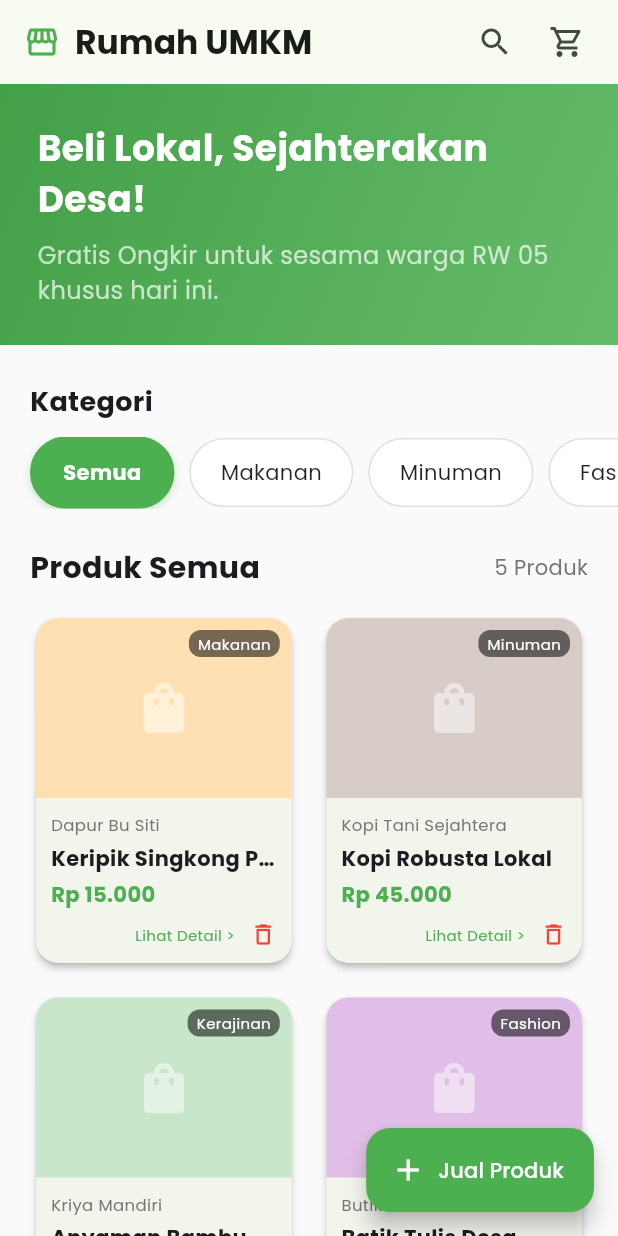
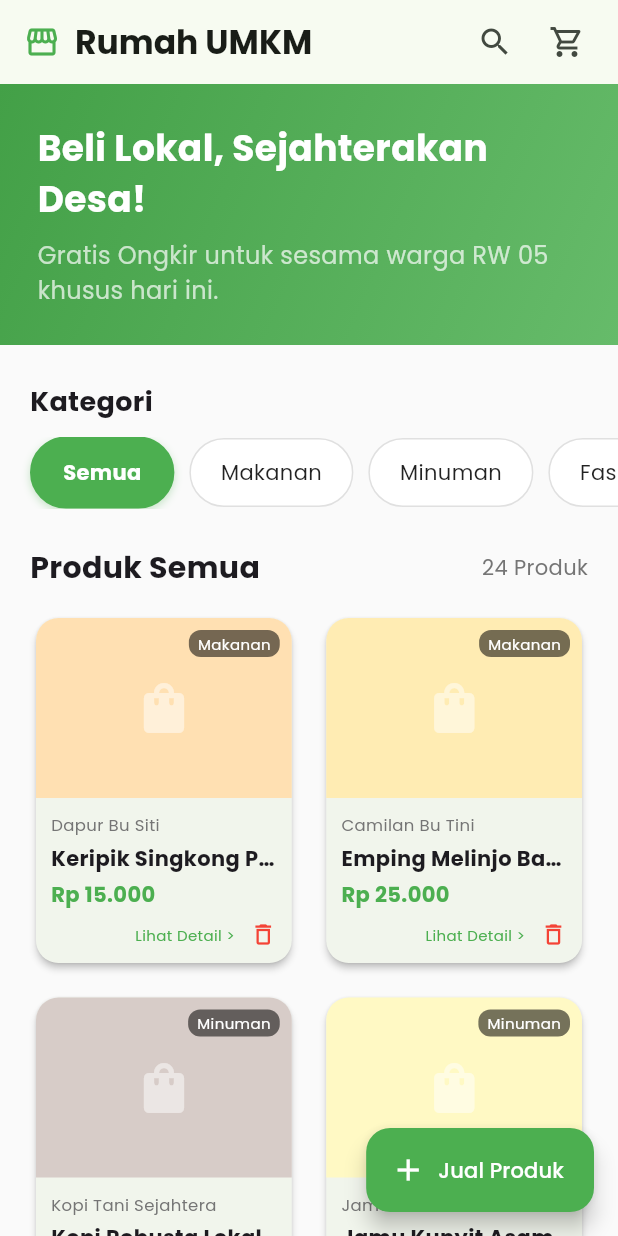
Before and after one commit to zakkutsu/rumah_umkm_app, a Flutter app: the screen it shows after launch, on a phone screen of 412 x 824 dp. Run offline on Flutter 3.47's test engine with Material 3 defaults, Android fonts, the phone set to English and light mode, and no system bars; our stand-ins replace go_router, google_fonts.

Commit message:
feat: Add 7 traditional UMKM categories with dummy local products

```diff
--- a/lib/halaman_utama.dart
+++ b/lib/halaman_utama.dart
@@ -20,7 +20,14 @@ class _HalamanUtamaUMKMState extends State<HalamanUtamaUMKM> {
     "Minuman",
     "Fashion",
     "Kerajinan",
-    "Jasa"
+    "Jasa",
+    "Kue & Camilan",
+    "Hasil Bumi",
+    "Tanaman & Bibit",
+    "Produk Herbal",
+    "Lauk Pauk",
+    "Souvenir",
+    "Peternakan"
   ];
 
   @override
@@ -31,14 +38,25 @@ class _HalamanUtamaUMKMState extends State<HalamanUtamaUMKM> {
 
   // 2. UPDATE DATABASE DUMMY (Tambahkan field 'kategori')
   final List<Map<String, dynamic>> _produkList = [
+    // MAKANAN
     {
       "nama": "Keripik Singkong Pedas",
       "harga": 15000,
       "toko": "Dapur Bu Siti",
       "terjual": 50,
-      "kategori": "Makanan", // <--- Penting
+      "kategori": "Makanan",
       "image": Colors.orange[100]
     },
+    {
+      "nama": "Emping Melinjo Balado",
+      "harga": 25000,
+      "toko": "Camilan Bu Tini",
+      "terjual": 35,
+      "kategori": "Makanan",
+      "image": Colors.amber[100]
+    },
+
+    // MINUMAN
     {
       "nama": "Kopi Robusta Lokal",
       "harga": 45000,
@@ -48,13 +66,15 @@ class _HalamanUtamaUMKMState extends State<HalamanUtamaUMKM> {
       "image": Colors.brown[100]
     },
     {
-      "nama": "Anyaman Bambu",
-      "harga": 75000,
-      "toko": "Kriya Mandiri",
-      "terjual": 15,
-      "kategori": "Kerajinan",
-      "image": Colors.green[100]
+      "nama": "Jamu Kunyit Asam",
+      "harga": 8000,
+      "toko": "Jamu Sehat Ibu Wati",
+      "terjual": 80,
+      "kategori": "Minuman",
+      "image": Colors.yellow[100]
     },
+
+    // FASHION
     {
       "nama": "Batik Tulis Desa",
       "harga": 150000,
@@ -64,12 +84,174 @@ class _HalamanUtamaUMKMState extends State<HalamanUtamaUMKM> {
       "image": Colors.purple[100]
     },
     {
+      "nama": "Mukena Bordir Tangan",
+      "harga": 185000,
+      "toko": "Rajut Berkah",
+      "terjual": 12,
+      "kategori": "Fashion",
+      "image": Colors.pink[100]
+    },
+
+    // KERAJINAN
+    {
+      "nama": "Anyaman Bambu",
+      "harga": 75000,
+      "toko": "Kriya Mandiri",
+      "terjual": 15,
+      "kategori": "Kerajinan",
+      "image": Colors.green[100]
+    },
+    {
+      "nama": "Tas Pandan Wangi",
+      "harga": 95000,
+      "toko": "Rajut Ibu",
+      "terjual": 8,
+      "kategori": "Kerajinan",
+      "image": Colors.teal[100]
+    },
+
+    // JASA
+    {
       "nama": "Jasa Desain Logo",
       "harga": 50000,
       "toko": "Santri Creative",
       "terjual": 10,
       "kategori": "Jasa",
       "image": Colors.blue[100]
+    },
+    {
+      "nama": "Catering Nasi Kotak",
+      "harga": 15000,
+      "toko": "Catering Bu Yanti",
+      "terjual": 150,
+      "kategori": "Jasa",
+      "image": Colors.indigo[100]
+    },
+
+    // KUE & CAMILAN
+    {
+      "nama": "Kue Lapis Legit",
+      "harga": 125000,
+      "toko": "Kue Mama Ina",
+      "terjual": 30,
+      "kategori": "Kue & Camilan",
+      "image": Colors.orange[200]
+    },
+    {
+      "nama": "Brownies Kukus Pandan",
+      "harga": 35000,
+      "toko": "Dapur Azzahra",
+      "terjual": 55,
+      "kategori": "Kue & Camilan",
+      "image": Colors.green[200]
+    },
+
+    // HASIL BUMI
+    {
+      "nama": "Sayur Kangkung Segar",
+      "harga": 3000,
+      "toko": "Kebun Pak Jarwo",
+      "terjual": 200,
+      "kategori": "Hasil Bumi",
+      "image": Colors.lightGreen[100]
+    },
+    {
+      "nama": "Singkong Rebus",
+      "harga": 5000,
+      "toko": "Tani Muda",
+      "terjual": 100,
+      "kategori": "Hasil Bumi",
+      "image": Colors.brown[50]
+    },
+
+    // TANAMAN & BIBIT
+    {
+      "nama": "Bibit Cabai Rawit",
+      "harga": 5000,
+      "toko": "Bibit Subur",
+      "terjual": 70,
+      "kategori": "Tanaman & Bibit",
+      "image": Colors.red[100]
+    },
+    {
+      "nama": "Tanaman Lidah Mertua",
+      "harga": 25000,
+      "toko": "Hijau Nursery",
+      "terjual": 45,
+      "kategori": "Tanaman & Bibit",
+      "image": Colors.green[100]
+    },
+
+    // PRODUK HERBAL
+    {
+      "nama": "Madu Hutan Asli",
+      "harga": 95000,
+      "toko": "Herbal Berkah",
+      "terjual": 40,
+      "kategori": "Produk Herbal",
+      "image": Colors.amber[200]
+    },
+    {
+      "nama": "Minyak Kayu Putih",
+      "harga": 15000,
+      "toko": "Jamu Tradisional",
+      "terjual": 60,
+      "kategori": "Produk Herbal",
+      "image": Colors.teal[200]
+    },
+
+    // LAUK PAUK
+    {
+      "nama": "Ikan Asin Jambal",
+      "harga": 35000,
+      "toko": "Lauk Sedap",
+      "terjual": 55,
+      "kategori": "Lauk Pauk",
+      "image": Colors.orange[50]
+    },
+    {
+      "nama": "Abon Sapi Pedas",
+      "harga": 65000,
+      "toko": "Abon Bu Nur",
+      "terjual": 40,
+      "kategori": "Lauk Pauk",
+      "image": Colors.red[50]
+    },
+
+    // SOUVENIR
+    {
+      "nama": "Gantungan Kunci Batik",
+      "harga": 15000,
+      "toko": "Cinderamata Desa",
+      "terjual": 90,
+      "kategori": "Souvenir",
+      "image": Colors.purple[100]
+    },
+    {
+      "nama": "Kipas Bambu Lukis",
+      "harga": 25000,
+      "toko": "Kriya Seni",
+      "terjual": 35,
+      "kategori": "Souvenir",
+      "image": Colors.brown[100]
+    },
+
+    // PETERNAKAN
+    {
+      "nama": "Telur Ayam Kampung",
+      "harga": 35000,
+      "toko": "Ternak Makmur",
+      "terjual": 120,
+      "kategori": "Peternakan",
+      "image": Colors.yellow[200]
+    },
+    {
+      "nama": "Ayam Kampung Hidup",
+      "harga": 85000,
+      "toko": "Peternakan Pak Udin",
+      "terjual": 25,
+      "kategori": "Peternakan",
+      "image": Colors.orange[50]
     },
   ];
 
@@ -458,7 +640,7 @@ class _HalamanUtamaUMKMState extends State<HalamanUtamaUMKM> {
               DropdownButtonFormField<String>(
                 value: kategoriPilih,
                 decoration: const InputDecoration(labelText: "Kategori"),
-                items: ["Makanan", "Minuman", "Fashion", "Kerajinan", "Jasa"]
+                items: ["Makanan", "Minuman", "Fashion", "Kerajinan", "Jasa", "Kue & Camilan", "Hasil Bumi", "Tanaman & Bibit", "Produk Herbal", "Lauk Pauk", "Souvenir", "Peternakan"]
                     .map((e) => DropdownMenuItem(value: e, child: Text(e))).toList(),
                 onChanged: (val) => setStateDialog(() => kategoriPilih = val!),
               ),
```
